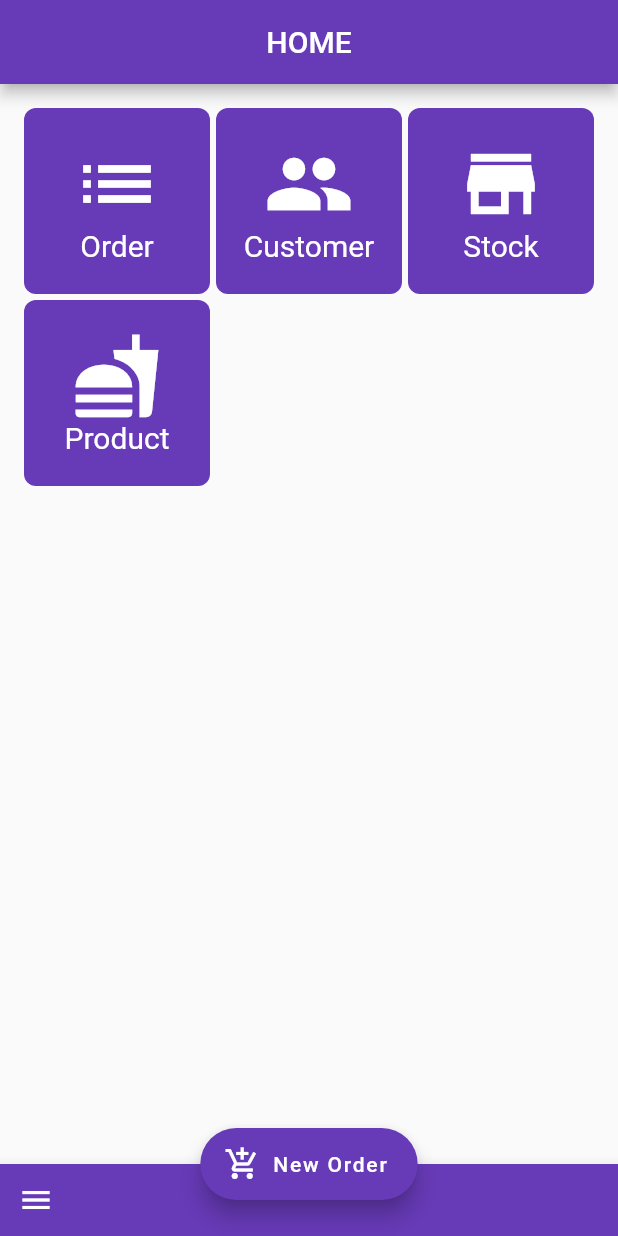
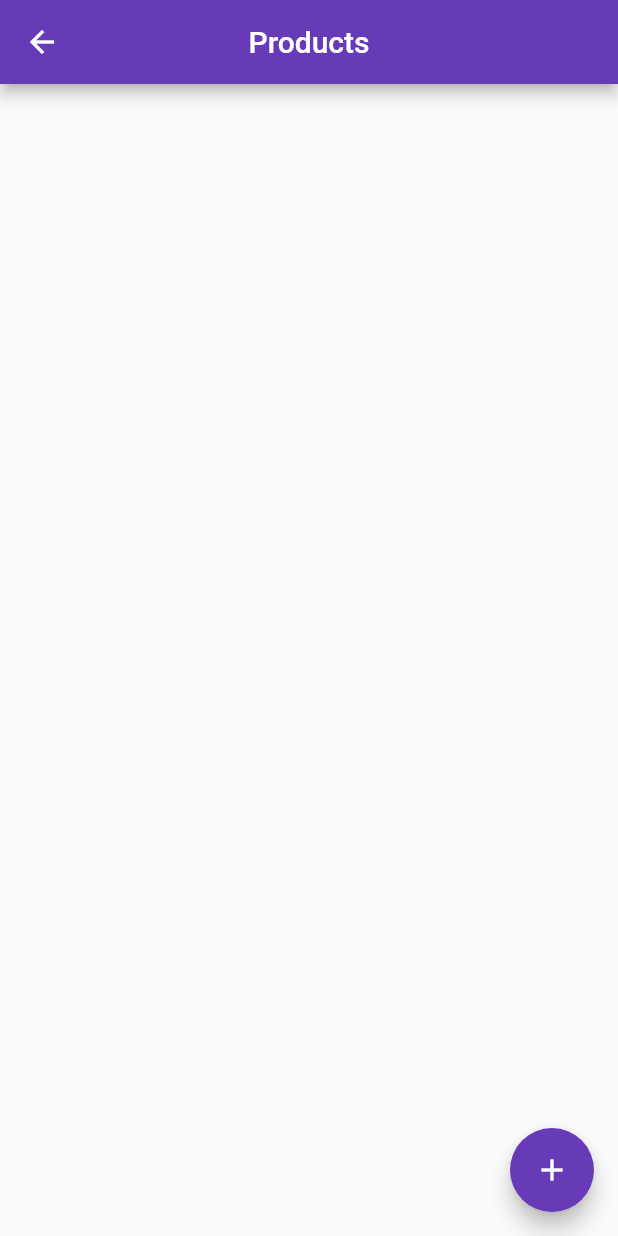
Before and after one commit to VathnaDev/order-app, a Flutter app: the screen it shows after launch, after a tap on "Product", on a phone screen of 412 x 824 dp. Run offline on Flutter 3.47's test engine with Material 2 defaults, Android fonts, the phone set to English and light mode, and no system bars; our stand-ins replace rxdart, sqflite; accounts and stored records are empty.

Commit message:
Added Product Enitity

```diff
--- a/lib/main.dart
+++ b/lib/main.dart
@@ -1,7 +1,6 @@
 import 'package:flutter/material.dart';
 import 'package:order_app/src/pages/home/home.dart';
 
-import 'src/pages/customer/customers_page.dart';
 
 void main() => runApp(App());
 
--- a/lib/src/pages/home/home.dart
+++ b/lib/src/pages/home/home.dart
@@ -19,7 +19,6 @@ class _HomePageState extends State<HomePage> {
       ),
       floatingActionButton: FloatingActionButton.extended(
         onPressed: () {},
-        isExtended: true,
         label: Text("New Order"),
         icon: Icon(
           Icons.add_shopping_cart,
--- a/lib/src/pages/home/home_menu.dart
+++ b/lib/src/pages/home/home_menu.dart
@@ -1,6 +1,7 @@
 import 'package:flutter/material.dart';
 import 'package:order_app/src/pages/customer/customers_page.dart';
 import 'package:order_app/src/pages/home/menu_grid_item.dart';
+import 'package:order_app/src/pages/product/products_page.dart';
 
 class HomeMenu extends StatelessWidget {
   const HomeMenu({
@@ -37,7 +38,11 @@ class HomeMenu extends StatelessWidget {
         MenuGridItem(
           icon: Icons.fastfood,
           title: "Product",
-          onTap: () {},
+          onTap: () {
+             Navigator.of(context).push(
+              MaterialPageRoute(builder: (_) => ProductsPage()),
+            );
+          },
         ),
       ],
     );
--- a/lib/src/pages/home/menu_grid_item.dart
+++ b/lib/src/pages/home/menu_grid_item.dart
@@ -15,7 +15,7 @@ class MenuGridItem extends StatelessWidget {
   Widget build(BuildContext context) {
     final theme = Theme.of(context);
     return Material(
-      borderRadius: BorderRadius.circular(8),
+      borderRadius: BorderRadius.circular(4),
       color: theme.primaryColor,
       child: InkWell(
         onTap: this.onTap,
@@ -25,13 +25,13 @@ class MenuGridItem extends StatelessWidget {
             Icon(
               icon,
               color: Colors.white,
-              size: 60,
+              size: 50,
             ),
             Text(
               title,
               style: TextStyle(
                 color: Colors.white,
-                fontSize: 20,
+                fontSize: 16,
               ),
             ),
           ],
--- /dev/null
+++ b/lib/src/pages/product/products_page.dart
@@ -0,0 +1,23 @@
+import 'package:flutter/material.dart';
+import 'package:order_app/src/pages/product/product_form_page.dart';
+
+class ProductsPage extends StatelessWidget {
+  @override
+  Widget build(BuildContext context) {
+    return Scaffold(
+      appBar: AppBar(
+        centerTitle: true,
+        title: Text("Products"),
+      ),
+      body: Container(),
+      floatingActionButton: FloatingActionButton(
+        onPressed: () {
+          Navigator.of(context).push(
+            MaterialPageRoute(builder: (_) => ProductFormPage()),
+          );
+        },
+        child: Icon(Icons.add),
+      ),
+    );
+  }
+}
```
Also changed, not shown: lib/src/model/product.dart (added, +45 -0 lines), lib/src/pages/product/product_form_page.dart (added, +104 -0 lines), lib/src/services/app_db.dart (+15 -2 lines), lib/src/services/db_services.dart (+5 -2 lines).
